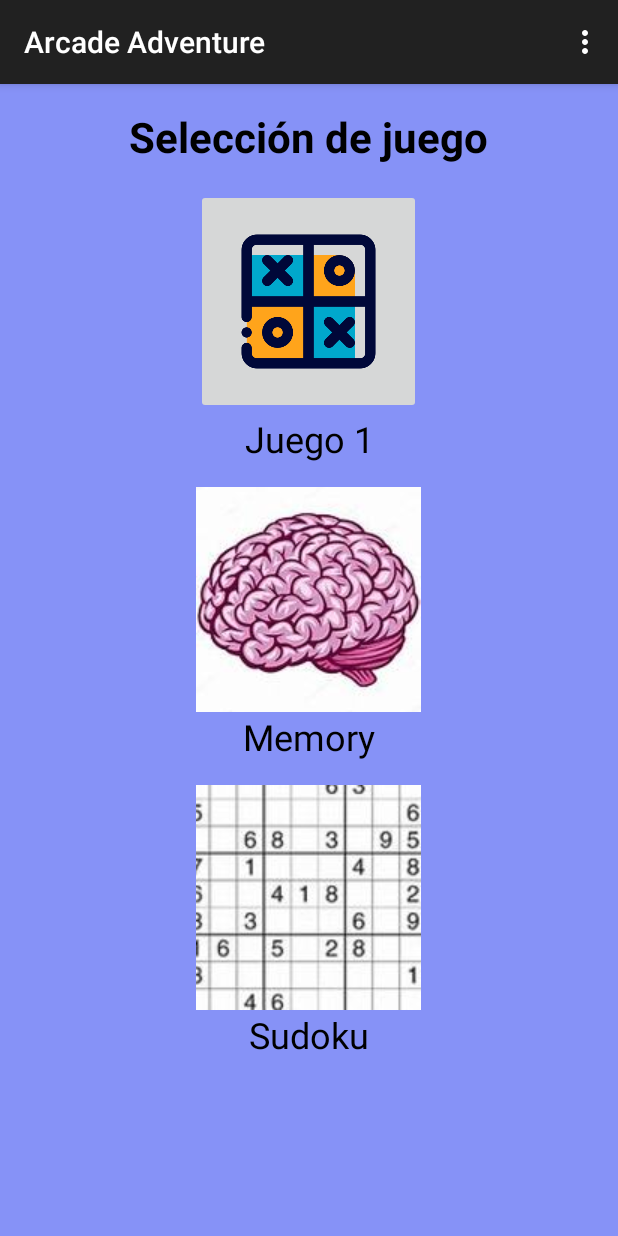
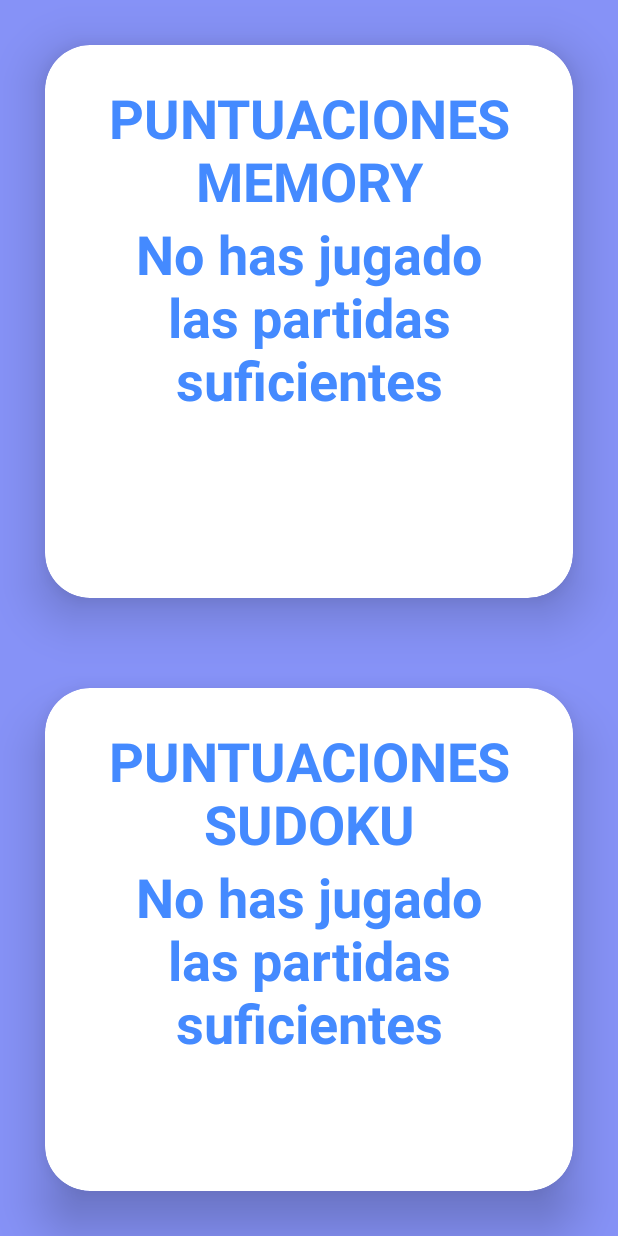
Before and after one commit to pabloacedo04/Proyecto_Final_DAM, an Android app: the SeleccionJuego screen opened directly, with no data from a screen before it, in the options menu, after a tap on "Ver Puntuaciones", on a phone screen of 412 x 824 dp. Run offline under Robolectric (Android 15) with nearby library versions, the phone set to English and light mode, and no system bars; 1 statement that could not run was skipped.

Commit message:
Ver puntuaciones 1ª versión

```diff
--- a/app/src/main/AndroidManifest.xml
+++ b/app/src/main/AndroidManifest.xml
@@ -1,6 +1,6 @@
 <?xml version="1.0" encoding="utf-8"?>
 <manifest xmlns:android="http://schemas.android.com/apk/res/android"
-    xmlns:tools="http://schemas.android.com/tools" >
+    xmlns:tools="http://schemas.android.com/tools">
 
     <application
         android:allowBackup="true"
@@ -11,7 +11,10 @@
         android:roundIcon="@mipmap/ic_logo_round"
         android:supportsRtl="true"
         android:theme="@style/AppTheme"
-        tools:targetApi="31" >
+        tools:targetApi="31">
+        <activity
+            android:name=".Puntuaciones"
+            android:exported="false" />
         <activity
             android:name=".TresEnRayaGame"
             android:exported="false" />
@@ -33,7 +36,7 @@
             android:exported="false" />
         <activity
             android:name=".LoginActivity"
-            android:exported="true" >
+            android:exported="true">
             <intent-filter>
                 <action android:name="android.intent.action.MAIN" />
 
--- /dev/null
+++ b/app/src/main/java/com/example/proyectofinaldam/Puntuaciones.java
@@ -0,0 +1,50 @@
+package com.example.proyectofinaldam;
+
+import android.os.Bundle;
+import android.widget.TextView;
+
+import androidx.appcompat.app.AppCompatActivity;
+
+import java.util.List;
+
+public class Puntuaciones extends AppCompatActivity {
+
+    @Override
+    protected void onCreate(Bundle savedInstanceState) {
+        super.onCreate(savedInstanceState);
+        setContentView(R.layout.activity_puntuaciones);
+
+        final bbddHelper bbdd = new bbddHelper(getApplicationContext());
+
+        TextView memory1 = findViewById(R.id.memoryview1);
+        TextView memory2 = findViewById(R.id.memoryview2);
+        TextView memory3 = findViewById(R.id.memoryview3);
+        TextView sudoku1 = findViewById(R.id.sudokuview1);
+        TextView sudoku2 = findViewById(R.id.sudokuview2);
+        TextView sudoku3 = findViewById(R.id.sudokuview3);
+
+        Bundle recibo = getIntent().getExtras();
+        String usuario = recibo.getString("usuario");
+
+        List<Integer> ptsMemory = bbdd.devolverPuntuaciones(usuario, 2);
+        List<Integer> ptsSudoku = bbdd.devolverPuntuaciones(usuario, 3);
+
+        if (ptsMemory.size()==3){
+            memory1.setText("Record: "+ptsMemory.get(0)+" puntos");
+            memory2.setText("2º: "+ptsMemory.get(1)+" puntos");
+            memory3.setText("3º: "+ptsMemory.get(2)+" puntos");
+        }
+        else{
+            memory1.setText("No has jugado las partidas suficientes");
+        }
+        if (ptsSudoku.size()==3){
+            sudoku1.setText("Record: "+ptsSudoku.get(2)+" segundos");
+            sudoku2.setText("2º: "+ptsSudoku.get(1)+" segundos");
+            sudoku3.setText("3º: "+ptsSudoku.get(0)+" segundos");
+        }
+        else{
+            sudoku1.setText("No has jugado las partidas suficientes");
+        }
+    }
+
+}
--- a/app/src/main/java/com/example/proyectofinaldam/SeleccionJuego.java
+++ b/app/src/main/java/com/example/proyectofinaldam/SeleccionJuego.java
@@ -54,10 +54,9 @@ public class SeleccionJuego extends AppCompatActivity {
         bbddHelper bbddHelper = new bbddHelper(getApplicationContext());
         switch (item.getItemId()){
             case R.id.action_puntuaciones:
-                /*
                 Intent i = new Intent(SeleccionJuego.this, Puntuaciones.class);
+                i.putExtra("usuario", usuario);
                 startActivity(i);
-                 */
                 break;
             case R.id.action_cambiarPass:
                     Intent i2 = new Intent(SeleccionJuego.this, Registro.class);
--- /dev/null
+++ b/app/src/main/res/layout/activity_puntuaciones.xml
@@ -0,0 +1,121 @@
+<?xml version="1.0" encoding="utf-8"?>
+<RelativeLayout
+    xmlns:android="http://schemas.android.com/apk/res/android"
+    xmlns:app="http://schemas.android.com/apk/res-auto"
+    android:layout_width="match_parent"
+    android:layout_height="match_parent"
+    android:background="@color/morado">
+
+    <androidx.cardview.widget.CardView
+        android:id="@+id/cardView1"
+        android:layout_width="match_parent"
+        android:layout_height="wrap_content"
+        android:layout_margin="30dp"
+        android:layout_alignParentTop="true"
+        app:cardCornerRadius="30dp"
+        app:cardElevation="20dp">
+        <LinearLayout
+            android:layout_width="match_parent"
+            android:layout_height="wrap_content"
+            android:orientation="vertical"
+            android:padding="24dp">
+
+            <TextView
+                android:layout_width="match_parent"
+                android:layout_height="wrap_content"
+                android:text="@string/puntuaciones_memory"
+                android:textAlignment="center"
+                android:textColor="#448AFF"
+                android:textSize="36sp"
+                android:textStyle="bold" />
+
+            <TextView
+                android:layout_width="match_parent"
+                android:layout_height="wrap_content"
+                android:id="@+id/memoryview1"
+                android:text=""
+                android:textAlignment="center"
+                android:textColor="#448AFF"
+                android:textSize="36sp"
+                android:textStyle="bold" />
+
+            <TextView
+                android:layout_width="match_parent"
+                android:layout_height="wrap_content"
+                android:id="@+id/memoryview2"
+                android:text=""
+                android:textAlignment="center"
+                android:textColor="#448AFF"
+                android:textSize="36sp"
+                android:textStyle="bold" />
+
+            <TextView
+                android:layout_width="match_parent"
+                android:layout_height="wrap_content"
+                android:id="@+id/memoryview3"
+                android:text=""
+                android:textAlignment="center"
+                android:textColor="#448AFF"
+                android:textSize="36sp"
+                android:textStyle="bold" />
+
+        </LinearLayout>
+    </androidx.cardview.widget.CardView>
+
+    <androidx.cardview.widget.CardView
+        android:id="@+id/cardView2"
+        android:layout_width="match_parent"
+        android:layout_height="wrap_content"
+        android:layout_margin="30dp"
+        android:layout_below="@id/cardView1"
+        app:cardCornerRadius="30dp"
+        app:cardElevation="20dp">
+        <LinearLayout
+            android:layout_width="match_parent"
+            android:layout_height="wrap_content"
+            android:orientation="vertical"
+            android:padding="24dp">
+
+            <TextView
+                android:layout_width="match_parent"
+                android:layout_height="wrap_content"
+                android:text="@string/puntuaciones_sudoku"
+                android:textAlignment="center"
+                android:textColor="#448AFF"
+                android:textSize="36sp"
+                android:textStyle="bold" />
+
+            <TextView
+                android:layout_width="match_parent"
+                android:layout_height="wrap_content"
+                android:id="@+id/sudokuview1"
+                android:text=""
+                android:textAlignment="center"
+                android:textColor="#448AFF"
+                android:textSize="36sp"
+                android:textStyle="bold" />
+
+            <TextView
+                android:layout_width="match_parent"
+                android:layout_height="wrap_content"
+                android:id="@+id/sudokuview2"
+                android:text=""
+                android:textAlignment="center"
+                android:textColor="#448AFF"
+                android:textSize="36sp"
+                android:textStyle="bold" />
+
+            <TextView
+                android:layout_width="match_parent"
+                android:layout_height="wrap_content"
+                android:id="@+id/sudokuview3"
+                android:text=""
+                android:textAlignment="center"
+                android:textColor="#448AFF"
+                android:textSize="36sp"
+                android:textStyle="bold" />
+
+        </LinearLayout>
+    </androidx.cardview.widget.CardView>
+
+</RelativeLayout>
--- a/app/src/main/res/values/strings.xml
+++ b/app/src/main/res/values/strings.xml
@@ -13,4 +13,6 @@
     <string name="juego_1">Juego 1</string>
     <string name="memory">Memory</string>
     <string name="sudoku">Sudoku</string>
+    <string name="puntuaciones_memory">PUNTUACIONES MEMORY</string>
+    <string name="puntuaciones_sudoku">PUNTUACIONES SUDOKU</string>
 </resources>
```
